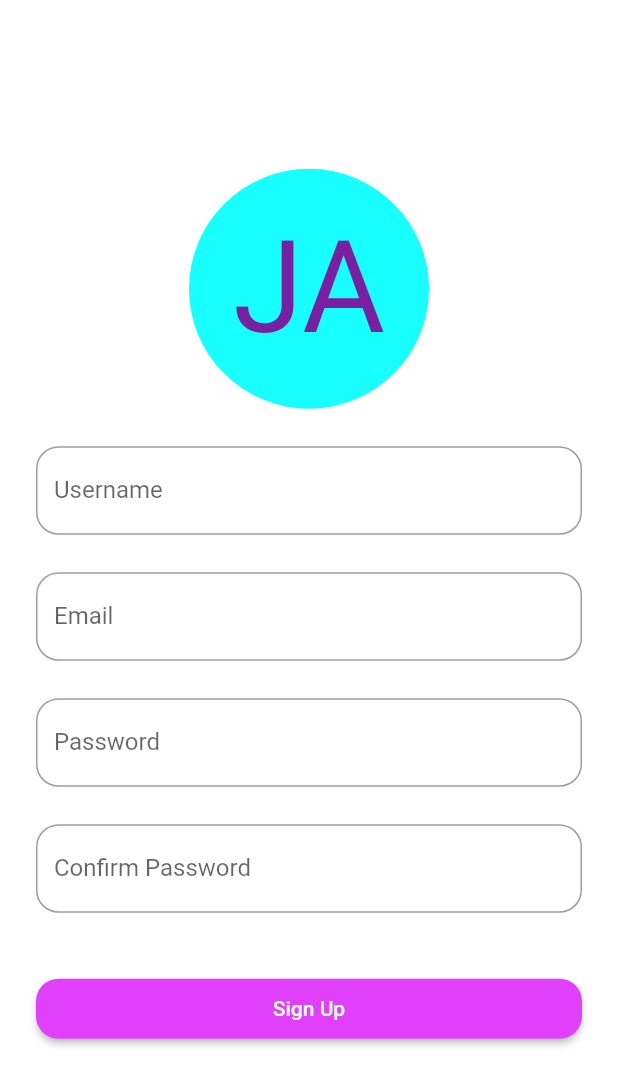
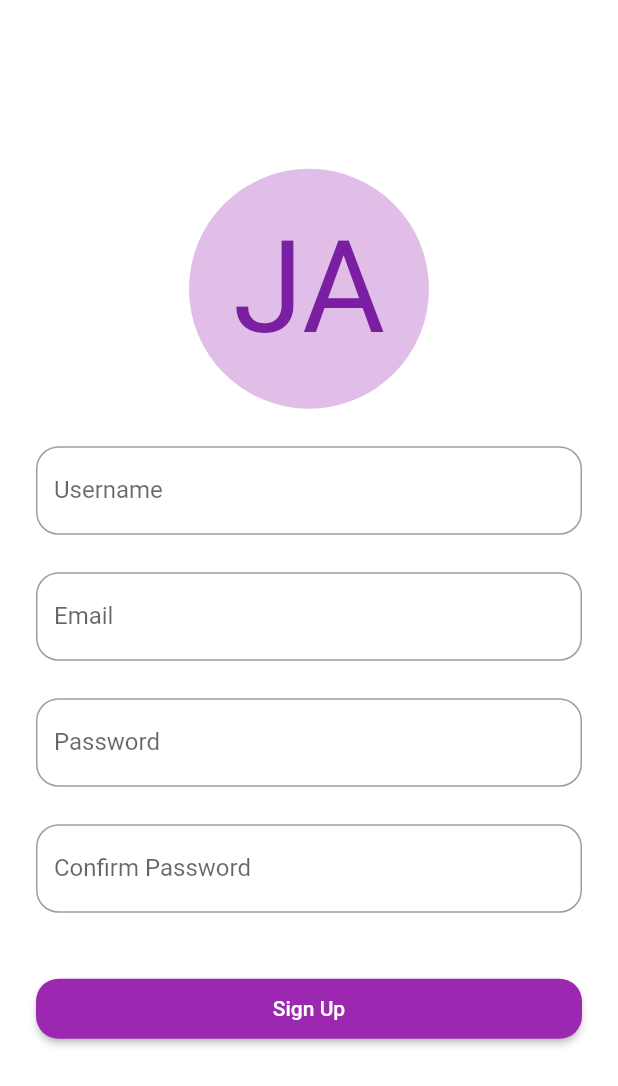
Before and after one commit to Podiihq/journal_app, a Flutter app: the screen it shows after launch, on a phone screen of 412 x 824 dp. Shown: the top 1086 px of the screen. Run offline on Flutter 3.47's test engine with Material 2 defaults, Android fonts, the phone set to English and light mode, and no system bars.

Commit message:
Used overal theming for the app in coloring

```diff
--- a/lib/auth/sign_up.dart
+++ b/lib/auth/sign_up.dart
@@ -14,7 +14,7 @@ class _SignUpNewUserState extends State<SignUpNewUser> {
   @override
   Widget build(BuildContext context) {
     final logo = CircleAvatar(
-      backgroundColor: Colors.cyanAccent,
+      backgroundColor: Theme.of(context).primaryColorLight,
       child: Text(
         "JA",
         style: TextStyle(
@@ -68,10 +68,10 @@ class _SignUpNewUserState extends State<SignUpNewUser> {
             borderRadius: BorderRadius.circular(15),
           ),
           onPressed: () {
-            Navigator.of(context).pushNamed(HomePage.tag);
+            Navigator.of(context).pushNamed(JournalsList.tag);
           },
           padding: EdgeInsets.all(12),
-          color: Colors.purpleAccent,
+          color: Theme.of(context).accentColor,
           child: Text(
             'Sign Up',
             style: TextStyle(color: Colors.white),
```
